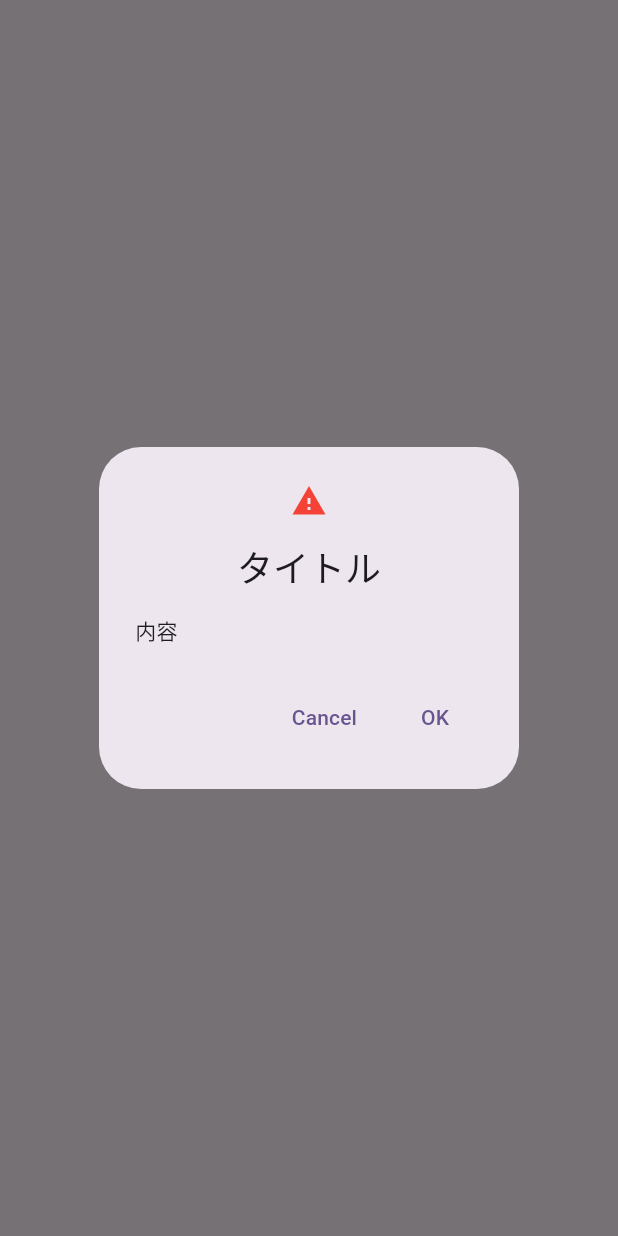
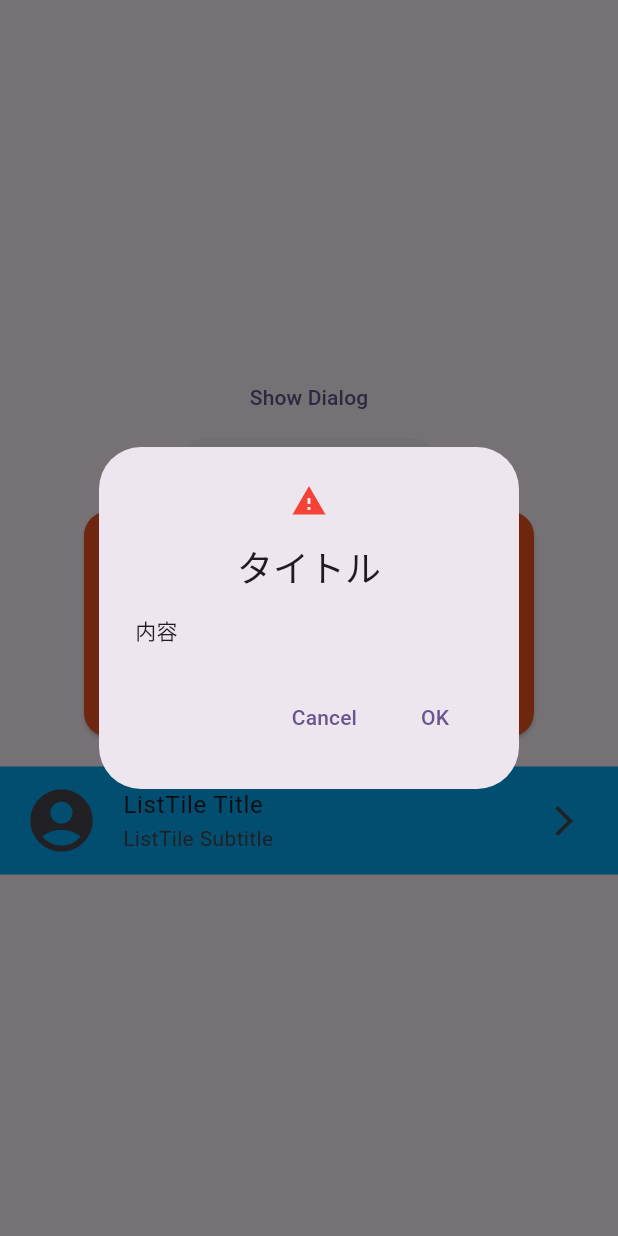
Before and after one commit to HikaruKusanagi27/eitan_app, a Flutter app: the ContainmentPage screen opened directly, after a tap on "Show Dialog", on a phone screen of 412 x 824 dp. Run offline on Flutter 3.47's test engine with Material 3 defaults, Android fonts, the phone set to English and light mode, and no system bars.

Commit message:
Containmenの各widgetnの実装

```diff
--- a/lib/page/containment.dart
+++ b/lib/page/containment.dart
@@ -6,11 +6,11 @@ class ContainmentPage extends StatelessWidget {
   @override
   Widget build(BuildContext context) {
     return Scaffold(
-      body: Column(
-        mainAxisAlignment: MainAxisAlignment.center,
-        children: [
-          Center(
-            child: TextButton(
+      body: Center(
+        child: Column(
+          mainAxisAlignment: MainAxisAlignment.center,
+          children: [
+            TextButton(
               onPressed: () => showDialog<String>(
                 context: context,
                 builder: (BuildContext context) => AlertDialog(
@@ -32,8 +32,62 @@ class ContainmentPage extends StatelessWidget {
               ),
               child: const Text('Show Dialog'),
             ),
-          ),
-        ],
+            ElevatedButton(
+              onPressed: () {
+                showModalBottomSheet(
+                  enableDrag: true,
+                  isScrollControlled: true, // 画面全体を覆うはずが表示されない
+                  context: context,
+                  builder: (BuildContext context) {
+                    return Container(
+                      height: 200,
+                      color: Colors.blue[200],
+                      child: const Center(child: Text("表示されました")),
+                    );
+                  },
+                );
+              },
+              child: Text('BottomSheet Button'),
+            ),
+            Card(
+              borderOnForeground: true,
+              color: Colors.deepOrange,
+              surfaceTintColor: Colors.black,
+              semanticContainer: false,
+              shape: RoundedRectangleBorder(
+                borderRadius: BorderRadius.circular(16),
+              ),
+              child: Container(
+                width: 300,
+                height: 150,
+                padding: EdgeInsets.all(16),
+                child: Column(
+                  mainAxisAlignment: MainAxisAlignment.center,
+                  children: [
+                    Text(
+                      'Card Widget',
+                      style: TextStyle(fontSize: 24),
+                    ),
+                  ],
+                ),
+              ),
+            ),
+            Divider(
+              color: Colors.black,
+              thickness: 12, // 線の太さ
+              indent: 150, // 線の開始位置からの余白
+              endIndent: 150, // 線の終了位置からの余白
+              radius: BorderRadius.circular(20), // 角の丸み
+            ),
+            ListTile(
+              tileColor: Colors.lightBlue, // 背景色
+              leading: Icon(Icons.account_circle, size: 50), // 先頭のアイコン
+              title: Text('ListTile Title'), // タイトル
+              subtitle: Text('ListTile Subtitle'), // サブタイトル
+              trailing: Icon(Icons.arrow_forward_ios), // 末尾のアイコン
+            )
+          ],
+        ),
       ),
     );
   }
```
